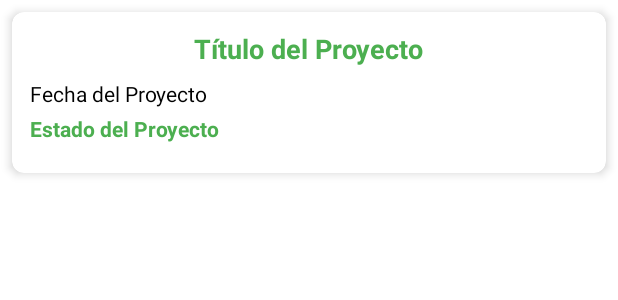
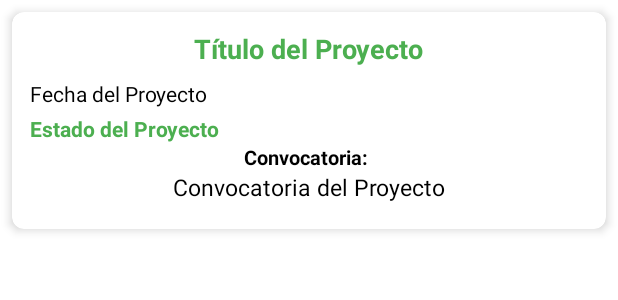
Before and after one commit to Edinson2005/AgroemprendeVersion-new, an Android app: the layout item_proyecto.xml on its own in the app's theme, with its tools: preview values and no code run, on a phone screen of 412 x 824 dp. Shown: the top 300 px of the screen. Run offline under Robolectric (Android 15) with nearby library versions, the phone set to English and light mode, and no system bars.

Commit message:
Se agrego las convocatorias para cada proyecto

```diff
--- a/app/src/main/res/layout/item_proyecto.xml
+++ b/app/src/main/res/layout/item_proyecto.xml
@@ -13,7 +13,7 @@
         android:layout_height="wrap_content"
         android:orientation="vertical"
         android:padding="12dp">
-
+|
         <TextView
             android:id="@+id/tituloTextView"
             android:layout_width="wrap_content"
@@ -42,8 +42,34 @@
             android:textColor="@color/colortexto"
             android:textStyle="bold"
             android:textSize="14sp"
-            android:layout_marginBottom="8dp"
             android:text="Estado del Proyecto"/>
+
+        <LinearLayout
+            android:layout_width="wrap_content"
+            android:layout_height="wrap_content"
+            android:orientation="vertical"
+            android:layout_gravity="center"
+            android:gravity="center">
+            <TextView
+                android:layout_width="wrap_content"
+                android:layout_height="wrap_content"
+                android:text="Convocatoria: "
+                android:textStyle="bold"
+                android:textColor="@color/black"
+                android:textSize="13sp"
+                />
+
+            <TextView
+                android:id="@+id/convocatoria"
+                android:layout_width="wrap_content"
+                android:layout_height="wrap_content"
+                android:textColor="@color/black"
+                android:textSize="15sp"
+                android:layout_marginBottom="5dp"
+                android:text="Convocatoria del Proyecto"/>
+
+        </LinearLayout>
+
 
 
 
--- a/app/src/main/res/layout/item_seccion.xml
+++ b/app/src/main/res/layout/item_seccion.xml
@@ -19,8 +19,8 @@
         android:layout_width="wrap_content"
         android:layout_height="wrap_content"
         android:layout_marginTop="8dp"
+        android:text="Contenido"
         android:textColor="@color/black"
         android:textSize="17sp"
-        android:textStyle="normal"
-        android:text="Contenido"/>
+        android:textStyle="normal" />
 </LinearLayout>
```
Also changed, not shown: app/src/main/java/com/edinson/agroemnew/modelApi/proyecto/Project.java (+10 -0 lines), app/src/main/java/com/edinson/agroemnew/ui/proyecto/ProyectoAdapter.java (+16 -5 lines).
